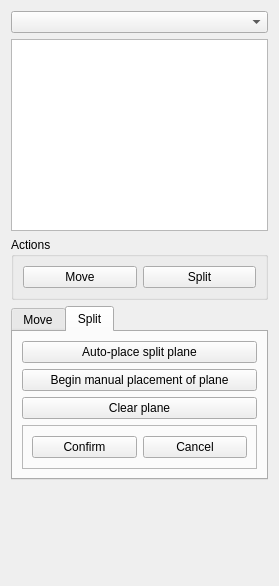
Old version of the form OsteotomyPlanner/Resources/UI/OsteotomyPlanner.ui in the repository KitwareMedical/OsteotomyPlanner.
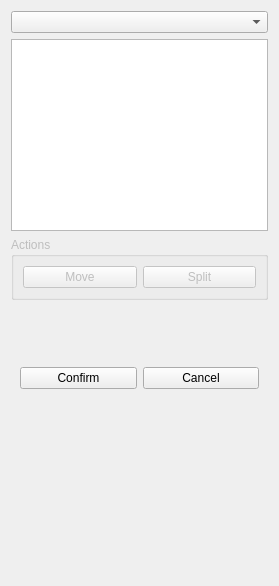
New version of the form. The open tabs and pages were chosen to show the change. Custom widgets are drawn as their Qt base class.

Commit message: ENH:  Implement movement

The edit to the form file:
```diff
--- a/OsteotomyPlanner/Resources/UI/OsteotomyPlanner.ui
+++ b/OsteotomyPlanner/Resources/UI/OsteotomyPlanner.ui
@@ -26,7 +26,10 @@
     </widget>
    </item>
    <item>
-    <widget class="ctkCollapsibleGroupBox" name="CollapsibleGroupBox">
+    <widget class="ctkCollapsibleGroupBox" name="ActionsGroupBox">
+     <property name="enabled">
+      <bool>false</bool>
+     </property>
      <property name="title">
       <string>Actions</string>
      </property>
@@ -49,20 +52,30 @@
     </widget>
    </item>
    <item>
-    <widget class="QTabWidget" name="ActionsWidget">
+    <widget class="QStackedWidget" name="ActionsWidget">
      <property name="currentIndex">
       <number>1</number>
      </property>
-     <widget class="QWidget" name="MoveActionWidget" native="true">
-      <attribute name="title">
-       <string>Move</string>
-      </attribute>
-      <layout class="QVBoxLayout" name="verticalLayout_2"/>
+     <widget class="QWidget" name="BlankWidget"/>
+     <widget class="QWidget" name="MoveWidget">
+      <layout class="QHBoxLayout" name="horizontalLayout_3">
+       <item>
+        <widget class="QPushButton" name="MoveConfirmButton">
+         <property name="text">
+          <string>Confirm</string>
+         </property>
+        </widget>
+       </item>
+       <item>
+        <widget class="QPushButton" name="MoveCancelButton">
+         <property name="text">
+          <string>Cancel</string>
+         </property>
+        </widget>
+       </item>
+      </layout>
      </widget>
-     <widget class="QWidget" name="SplitActionWidget" native="true">
-      <attribute name="title">
-       <string>Split</string>
-      </attribute>
+     <widget class="QWidget" name="SplitWidget">
       <layout class="QVBoxLayout" name="verticalLayout_3">
        <item>
         <widget class="QPushButton" name="AutoPlaneButton">
```
Left out of the diff: 2 changed lines with no effect on the pictures. The commit also changes 2 other files.
